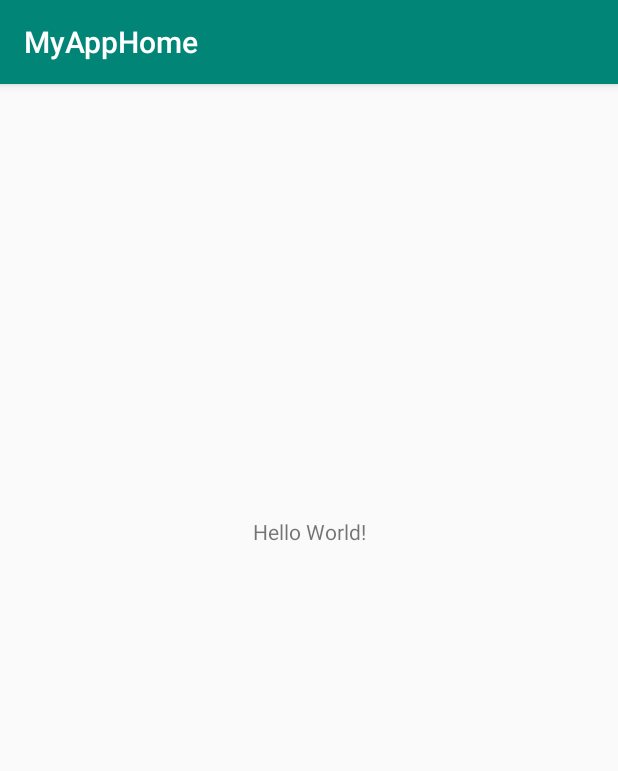
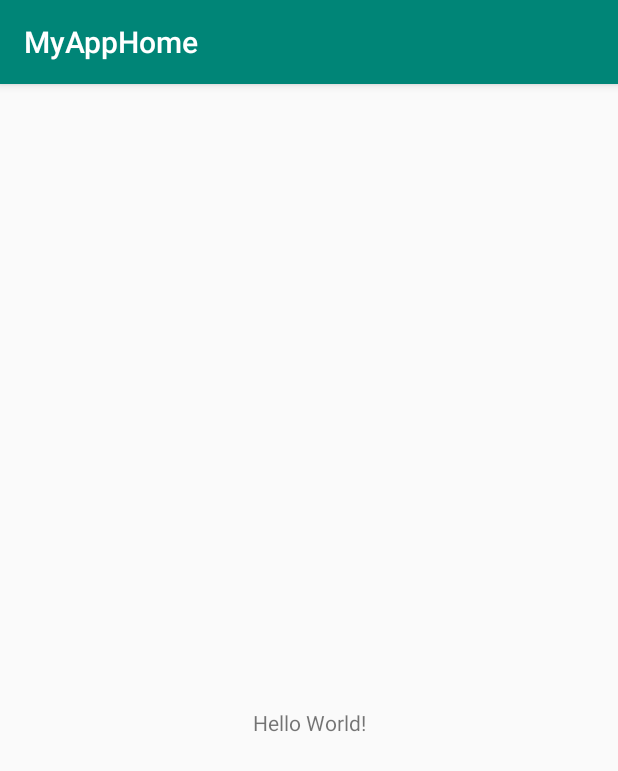
Before and after one commit to GH-Slav/AppHome, an Android app: the screen it shows after launch (MainActivity), on a phone screen of 412 x 824 dp. Shown: the top 771 px of the screen. Run offline under Robolectric (Android 15) with nearby library versions, the phone set to English and light mode, and no system bars.

Commit message:
2 commit

```diff
--- a/app/src/main/res/layout/activity_main.xml
+++ b/app/src/main/res/layout/activity_main.xml
@@ -14,6 +14,6 @@
         app:layout_constraintLeft_toLeftOf="parent"
         app:layout_constraintRight_toRightOf="parent"
         app:layout_constraintTop_toTopOf="parent"
-        app:layout_constraintVertical_bias="0.386" />
+        app:layout_constraintVertical_bias="0.55555555" />
 
 </androidx.constraintlayout.widget.ConstraintLayout>
```
